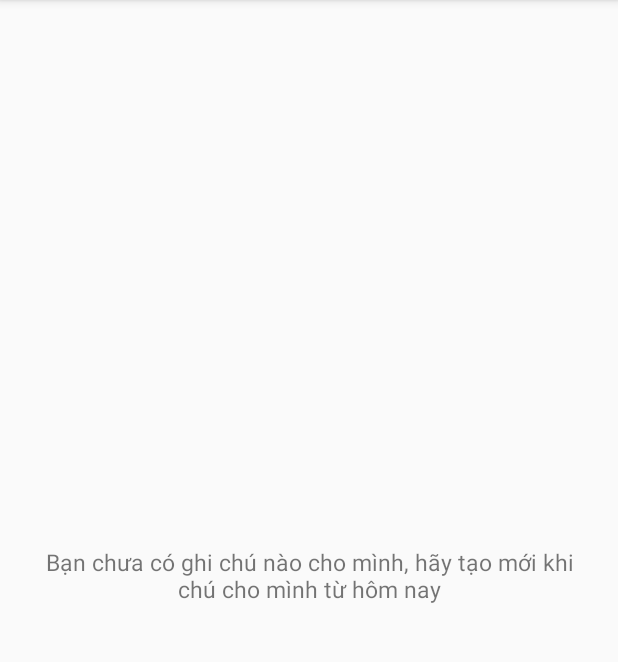
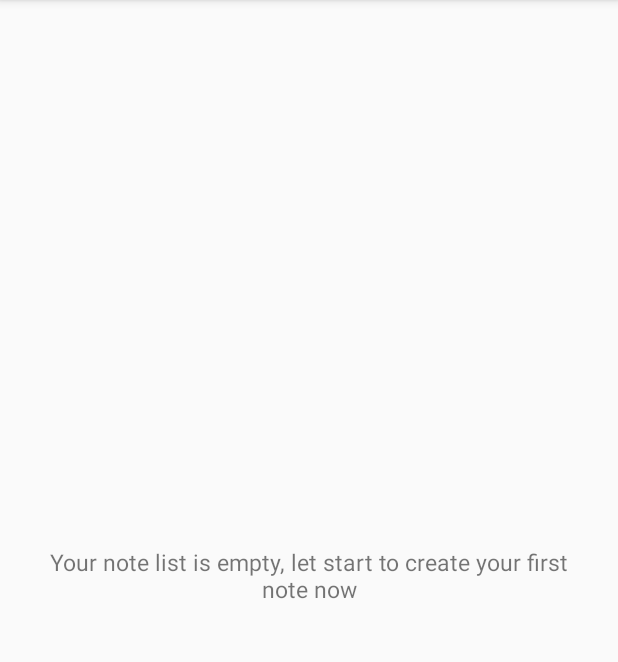
Before and after one commit to YellowCodeBooks/TourNote, an Android app: the screen it shows after launch (MainActivity), on a phone screen of 412 x 824 dp, the part 84-746 px from its top. Run offline under Robolectric (Android 15) with nearby library versions, the phone set to English and light mode, and no system bars.

Commit message:
bai_8_string_resource

```diff
--- a/TourNote/app/src/main/res/layout/activity_main.xml
+++ b/TourNote/app/src/main/res/layout/activity_main.xml
@@ -15,7 +15,7 @@
         android:layout_height="wrap_content"
         android:layout_centerInParent="true"
         android:gravity="center"
-        android:text="Bạn chưa có ghi chú nào cho mình, hãy tạo mới khi chú cho mình từ hôm nay"
+        android:text="@string/empty_note"
         android:textSize="15sp"/>
 
 </RelativeLayout>
--- a/TourNote/app/src/main/res/values/strings.xml
+++ b/TourNote/app/src/main/res/values/strings.xml
@@ -1,3 +1,4 @@
 <resources>
     <string name="app_name">TourNote</string>
+    <string name="empty_note">Your note list is empty, let start to create your first note now</string>
 </resources>
```
Also changed, not shown: 1 other file.
